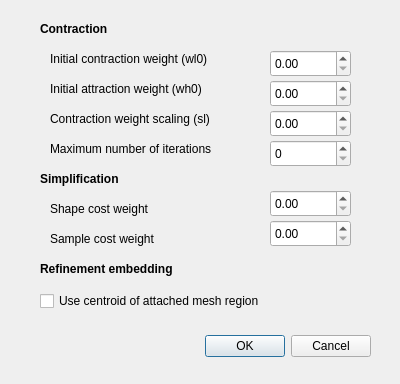
Above: src/components/Tools/Skeleton_Extraction/src/dialSettings_Skeleton_Extraction.ui from ftasse/MEPP before the change. Below: the same form after it.
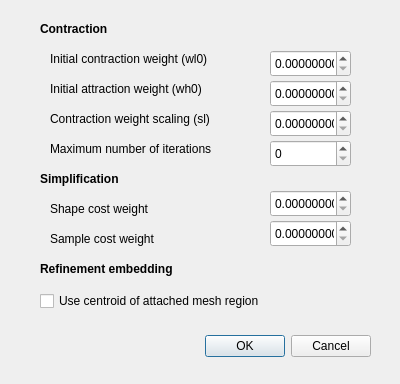
That is the form after the change.

Commit message: Add test app and library for HKS and Skeleton Extraction

```diff
--- a/src/components/Tools/Skeleton_Extraction/src/dialSettings_Skeleton_Extraction.ui
+++ b/src/components/Tools/Skeleton_Extraction/src/dialSettings_Skeleton_Extraction.ui
@@ -147,6 +147,9 @@
      <height>27</height>
     </rect>
    </property>
+   <property name="decimals">
+    <number>8</number>
+   </property>
   </widget>
   <widget class="QDoubleSpinBox" name="wh0">
    <property name="geometry">
@@ -157,6 +160,9 @@
      <height>27</height>
     </rect>
    </property>
+   <property name="decimals">
+    <number>8</number>
+   </property>
   </widget>
   <widget class="QDoubleSpinBox" name="shapeCost">
    <property name="geometry">
@@ -167,6 +173,9 @@
      <height>27</height>
     </rect>
    </property>
+   <property name="decimals">
+    <number>8</number>
+   </property>
   </widget>
   <widget class="QDoubleSpinBox" name="samplingCost">
    <property name="geometry">
@@ -177,6 +186,9 @@
      <height>27</height>
     </rect>
    </property>
+   <property name="decimals">
+    <number>8</number>
+   </property>
   </widget>
   <widget class="QLabel" name="label_8">
    <property name="geometry">
@@ -200,6 +212,9 @@
      <height>27</height>
     </rect>
    </property>
+   <property name="decimals">
+    <number>8</number>
+   </property>
   </widget>
   <widget class="QLabel" name="label_9">
    <property name="geometry">
```
The commit also changes 10 other files.
